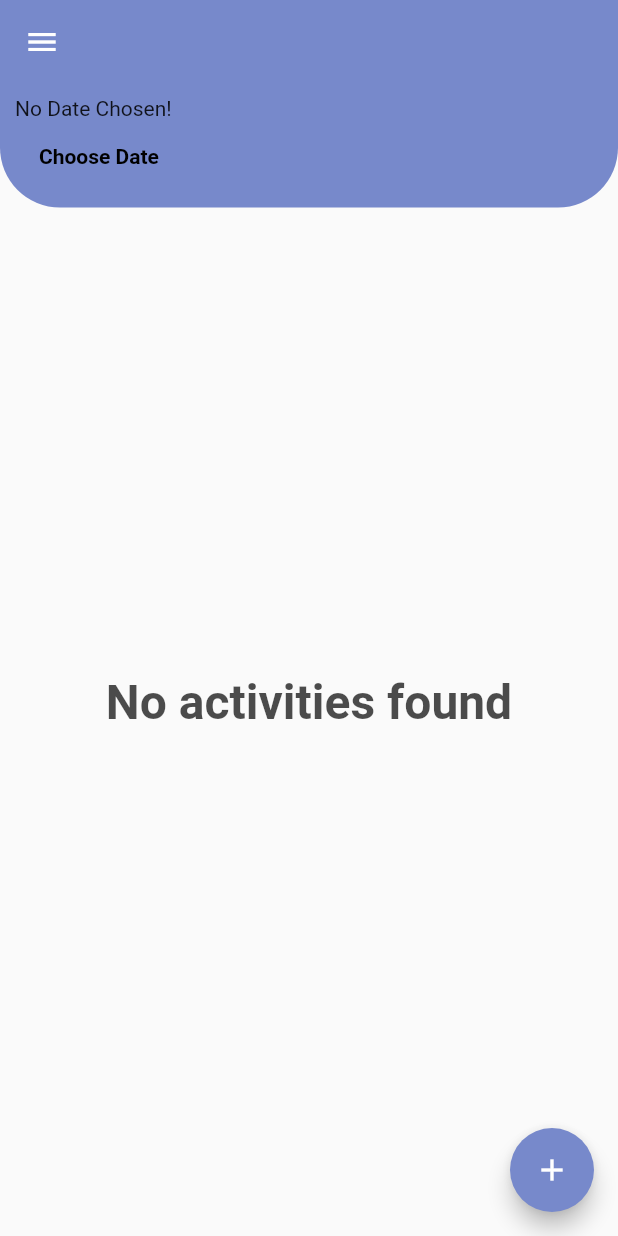
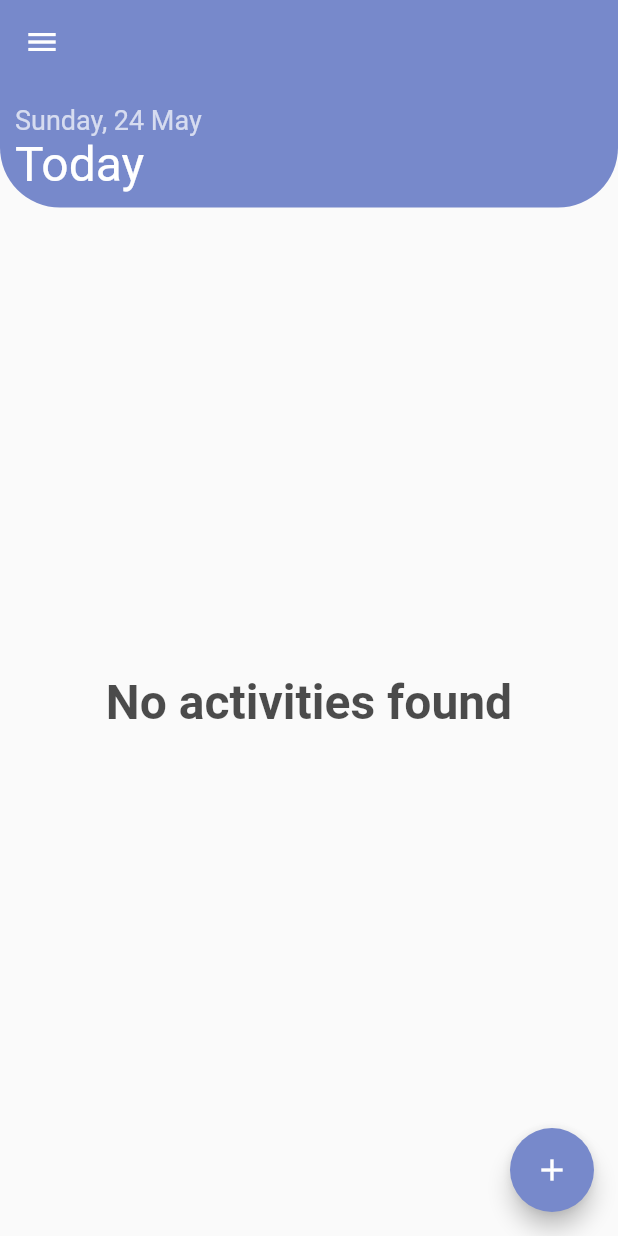
Before and after one commit to measure-your-life-squad/measure-your-life, a Flutter app: the ActivitiesPage screen opened directly, on a phone screen of 412 x 824 dp. Run offline on Flutter 3.47's test engine with Material 2 defaults, Android fonts, the phone set to English and light mode, and no system bars; our stand-ins replace charts_flutter, flutter_svg, mask_text_input_formatter, rflutter_alert; missing offline and left inert: icons_helper; accounts and stored records are empty; project files that could hold a hidden picture were left out.

Commit message:
activities.dart --> ChoosenDate() to run

```diff
--- a/mobile_app/lib/screens/activities.dart
+++ b/mobile_app/lib/screens/activities.dart
@@ -36,6 +36,9 @@ class _ActivitiesPageState extends State<ActivitiesPage> {
     final categoriesProvider = Provider.of<CategoriesProvider>(context);
     final userRepository = Provider.of<UserRepository>(context);
 
+
+
+
     return Scaffold(
       drawer: AppDrawer(widget.user, userRepository.signOut),
       appBar: AppBar(
@@ -66,7 +69,15 @@ class _ActivitiesPageState extends State<ActivitiesPage> {
                     child: Column(
                       crossAxisAlignment: CrossAxisAlignment.start,
                       children: <Widget>[
-                        ChoosenDate(),
+                        Text(
+                          getFormattedDate(),
+                          style: TextStyle(color: Colors.white70, fontSize: 18),
+                        ),
+                        Text(
+                          'Today',
+                          style: TextStyle(color: Colors.white, fontSize: 32),
+                        ),
+                           //  ChoosenDate()
                       ],
                     ),
                   )
```
